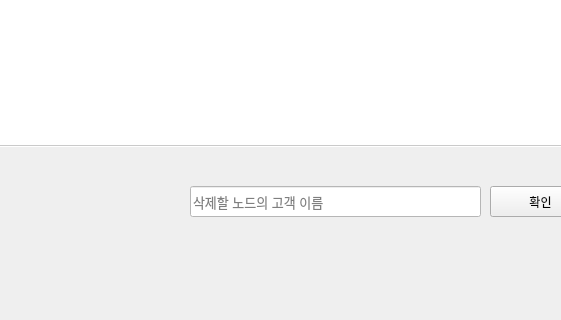
This is Ui_Module/Admin.ui in L009Y/DataStructure_team02 as Qt 5 draws it before an edit; both pictures show x 190 to 751 and y 304 to 624 of the 866 by 624 pixel window. The edited form follows.
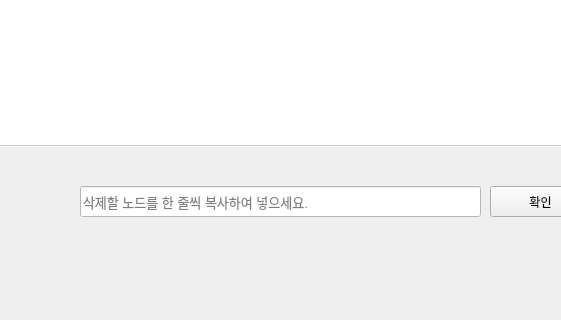
This is the edited form.

Diff of the .ui file:
```diff
--- a/Ui_Module/Admin.ui
+++ b/Ui_Module/Admin.ui
@@ -56,9 +56,9 @@
    <widget class="QLineEdit" name="delete_name">
     <property name="geometry">
      <rect>
-      <x>380</x>
+      <x>270</x>
       <y>490</y>
-      <width>291</width>
+      <width>401</width>
       <height>31</height>
      </rect>
     </property>
@@ -83,7 +83,7 @@
      <bool>false</bool>
     </property>
     <property name="placeholderText">
-     <string>삭제할 노드의 고객 이름</string>
+     <string>삭제할 노드를 한 줄씩 복사하여 넣으세요.</string>
     </property>
    </widget>
   </widget>
```
